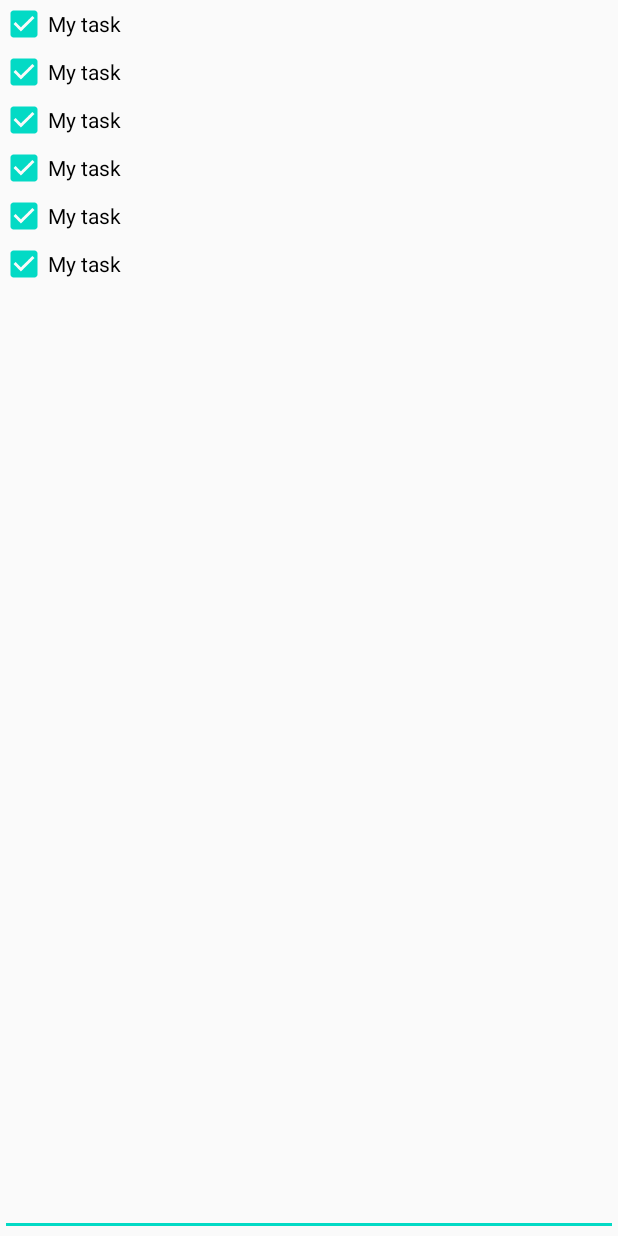
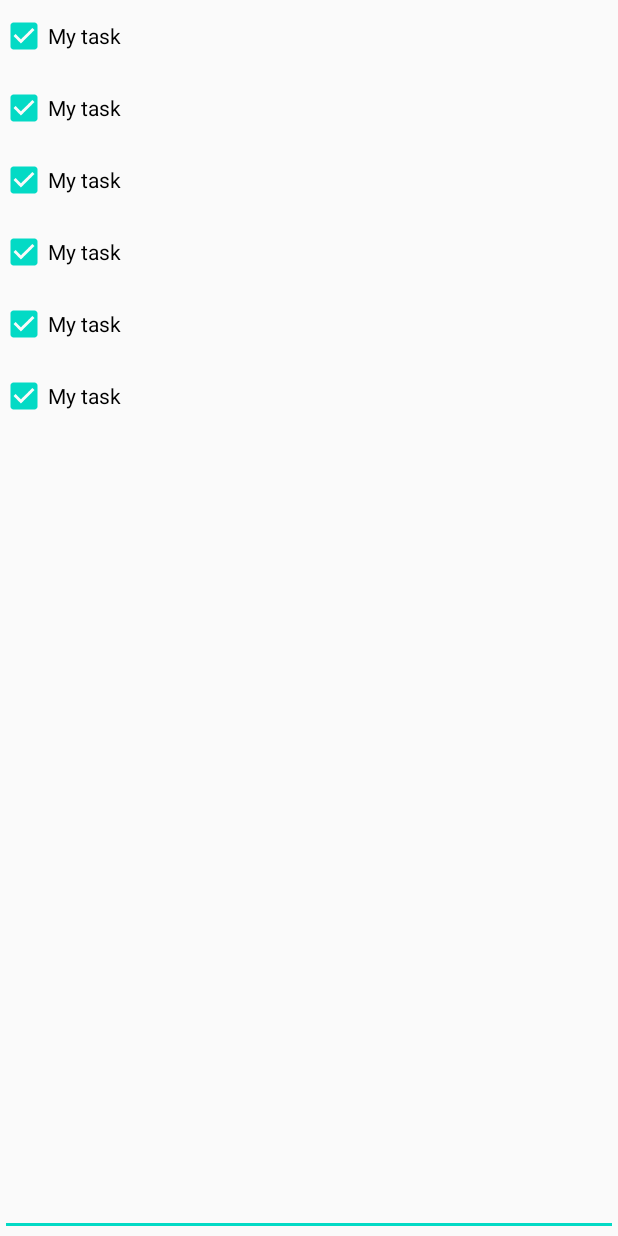
Before and after one commit to jean-melikian/todo-list-kata-android, an Android app: the layout activity_main.xml on its own in the app's theme, with its tools: preview values and no code run, on a phone screen of 412 x 824 dp. Run offline under Robolectric (Android 15) with nearby library versions, the phone set to English and light mode, and no system bars.

Commit message:
7th session

```diff
--- a/app/src/main/res/layout/item_task.xml
+++ b/app/src/main/res/layout/item_task.xml
@@ -1,14 +1,19 @@
 <?xml version="1.0" encoding="utf-8"?>
-<androidx.constraintlayout.widget.ConstraintLayout xmlns:android="http://schemas.android.com/apk/res/android"
+<android.gesture.GestureOverlayView xmlns:android="http://schemas.android.com/apk/res/android"
     xmlns:app="http://schemas.android.com/apk/res-auto"
     xmlns:tools="http://schemas.android.com/tools"
+    android:id="@+id/gestureOverlay"
+    android:layout_width="match_parent"
+    android:layout_height="wrap_content">
+
+    <androidx.constraintlayout.widget.ConstraintLayout
         android:layout_width="match_parent"
         android:layout_height="wrap_content">
 
         <CheckBox
             android:id="@+id/taskTitleCheckBox"
             android:layout_width="0dp"
-        android:layout_height="wrap_content"
+            android:layout_height="@dimen/touchable_accessibility"
             android:textColor="@android:color/black"
             app:layout_constraintBottom_toBottomOf="parent"
             app:layout_constraintEnd_toEndOf="parent"
@@ -17,3 +22,4 @@
             tools:checked="true"
             tools:text="My task" />
     </androidx.constraintlayout.widget.ConstraintLayout>
+</android.gesture.GestureOverlayView>
--- /dev/null
+++ b/app/src/main/res/values/dimens.xml
@@ -0,0 +1,4 @@
+<?xml version="1.0" encoding="utf-8"?>
+<resources>
+    <dimen name="touchable_accessibility">48dp</dimen>
+</resources>
```
Also changed, not shown: app/src/main/java/fr/cedriccreusot/todoapp/dataadapter/TaskListAdapter.kt (+29 -2 lines). Lines whose indentation alone changed are shown as unchanged.
